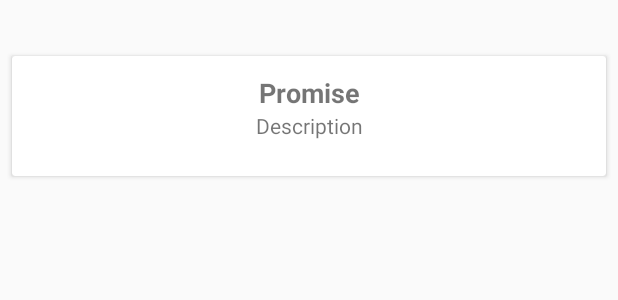
After one commit to charisTheo/AccountabilityTeamApp, an Android app: the layout promise_row.xml on its own in the app's theme, with its tools: preview values and no code run, on a phone screen of 412 x 824 dp. The commit adds this screen. Shown: the top 300 px of the screen. Run offline under Robolectric (Android 15) with nearby library versions, the phone set to English and light mode, and no system bars.

Commit message:
Added xml resource for promise row

```diff
--- a/app/build.gradle
+++ b/app/build.gradle
@@ -32,4 +32,5 @@ dependencies {
     testImplementation 'junit:junit:4.12'
     androidTestImplementation 'com.android.support.test:runner:1.0.1'
     androidTestImplementation 'com.android.support.test.espresso:espresso-core:3.0.1'
+    implementation 'com.android.support:cardview-v7:26.1.0'
 }
--- /dev/null
+++ b/app/src/main/res/layout/promise_row.xml
@@ -0,0 +1,47 @@
+<?xml version="1.0" encoding="utf-8"?>
+<android.support.constraint.ConstraintLayout xmlns:android="http://schemas.android.com/apk/res/android"
+    xmlns:app="http://schemas.android.com/apk/res-auto"
+    xmlns:tools="http://schemas.android.com/tools"
+    android:layout_width="match_parent"
+    android:layout_height="match_parent">
+
+    <android.support.v7.widget.CardView
+        android:layout_width="match_parent"
+        android:layout_height="80dp"
+        android:layout_marginBottom="8dp"
+        android:layout_marginEnd="8dp"
+        android:layout_marginStart="8dp"
+        android:layout_marginTop="8dp"
+        app:cardBackgroundColor="@android:color/background_light"
+        app:layout_constraintBottom_toBottomOf="parent"
+        app:layout_constraintEnd_toEndOf="parent"
+        app:layout_constraintHorizontal_bias="0.0"
+        app:layout_constraintStart_toStartOf="parent"
+        app:layout_constraintTop_toTopOf="parent"
+        app:layout_constraintVertical_bias="0.04">
+
+        <RelativeLayout
+            android:layout_width="match_parent"
+            android:layout_height="match_parent"
+            android:padding="12dp">
+
+            <TextView
+                android:id="@+id/promiseTitle"
+                android:layout_width="match_parent"
+                android:layout_height="wrap_content"
+                android:text="@string/promise_title"
+                android:textAlignment="center"
+                android:textSize="18sp"
+                android:textStyle="bold" />
+
+            <TextView
+                android:id="@+id/promiseDescription"
+                android:layout_width="match_parent"
+                android:layout_height="wrap_content"
+                android:textAlignment="center"
+                android:layout_below="@id/promiseTitle"
+                android:text="@string/promise_description" />
+        </RelativeLayout>
+
+    </android.support.v7.widget.CardView>
+</android.support.constraint.ConstraintLayout>
--- a/app/src/main/res/values/strings.xml
+++ b/app/src/main/res/values/strings.xml
@@ -12,6 +12,8 @@
     <string name="add_promise_title">Add new promise</string>
     <string name="add_promise_phrase1">I promise to</string>
     <string name="until_textView">until</string>
+    <string name="promise_title">Promise</string>
+    <string name="promise_description">Description</string>
 
     <string-array name="promises">
         <item>not masturbate</item>
```
